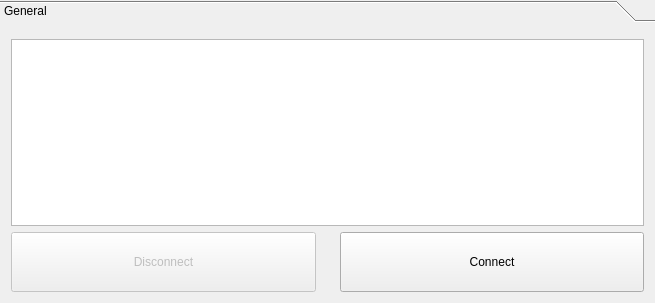
First picture: the form in mainwindow.ui, repository rpavlik/vrpn-wiimote-gui, before the edit.
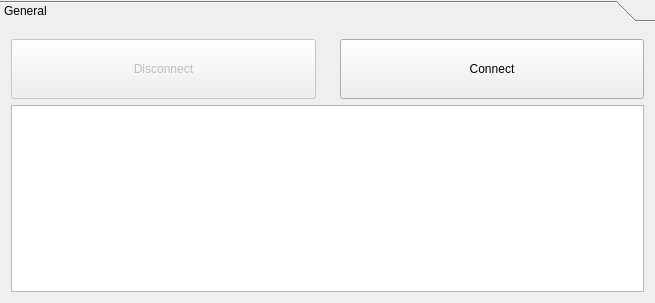
Second picture: the form after the edit. Icons and pictures are not drawn.

Commit message: put buttons at top so they don't move

What changed in the file:
```diff
--- a/mainwindow.ui
+++ b/mainwindow.ui
@@ -42,15 +42,7 @@
        <attribute name="label">
         <string>General</string>
        </attribute>
-       <layout class="QVBoxLayout" name="verticalLayout_2">
-        <item>
          <layout class="QVBoxLayout" name="verticalLayout">
-          <property name="sizeConstraint">
-           <enum>QLayout::SetMaximumSize</enum>
-          </property>
-          <item>
-           <widget class="QTextBrowser" name="textBrowser"/>
-          </item>
           <item>
            <layout class="QHBoxLayout" name="horizontalLayout">
             <item>
@@ -74,6 +66,9 @@
               <property name="orientation">
                <enum>Qt::Vertical</enum>
               </property>
+            <property name="sizeType">
+             <enum>QSizePolicy::Preferred</enum>
+            </property>
               <property name="sizeHint" stdset="0">
                <size>
                 <width>18</width>
@@ -97,7 +92,8 @@
             </item>
            </layout>
           </item>
-         </layout>
+        <item>
+         <widget class="QTextBrowser" name="textBrowser"/>
         </item>
        </layout>
       </widget>
```
Lines whose indentation alone changed are shown as unchanged.
